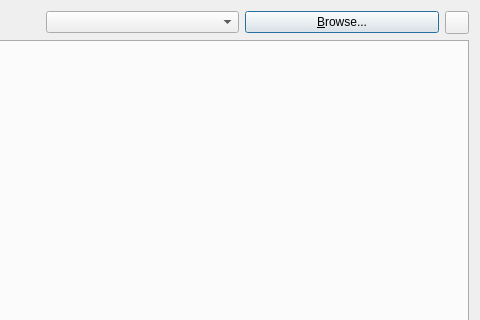
Above: ui/import.ui from veusz/veusz before the change; both pictures show x 165 to 645 and y 0 to 320 of the 645 by 640 pixel window. Below: the same form after it.
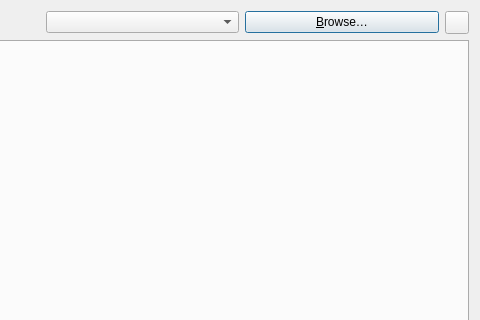
That is the form after the change. Custom widgets are drawn as their Qt base class.

```diff
--- a/ui/import.ui
+++ b/ui/import.ui
@@ -42,7 +42,7 @@
      <item>
       <widget class="QPushButton" name="browsebutton">
        <property name="text">
-        <string>&amp;Browse...</string>
+        <string>&amp;Browse…</string>
        </property>
       </widget>
      </item>
```
